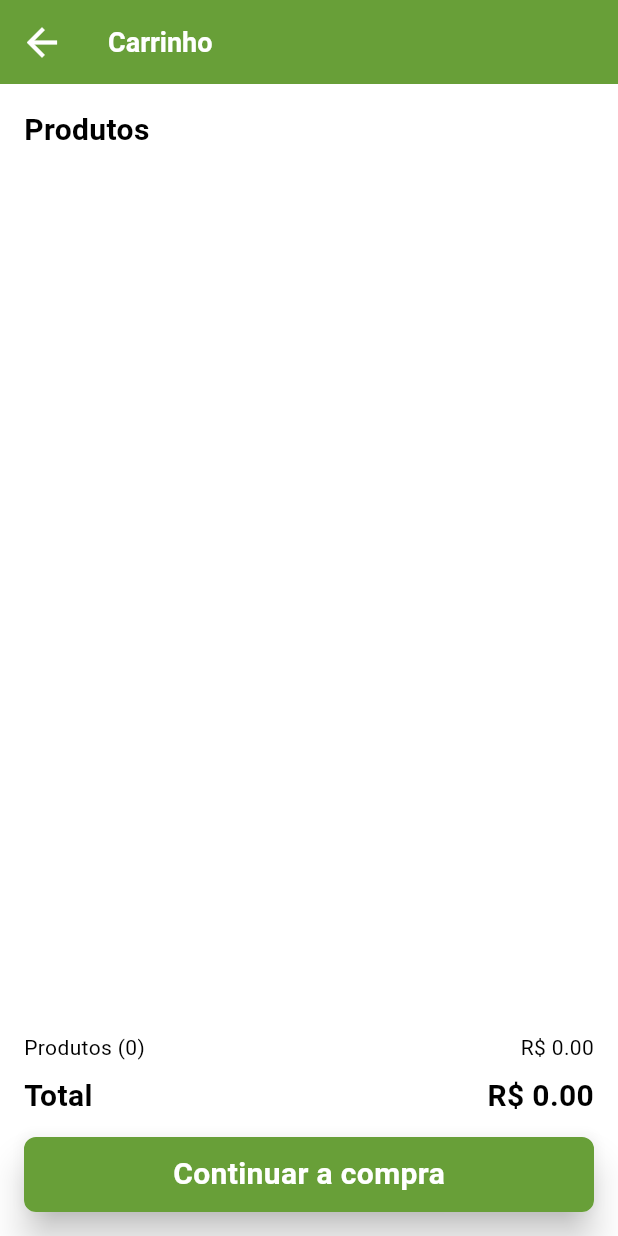
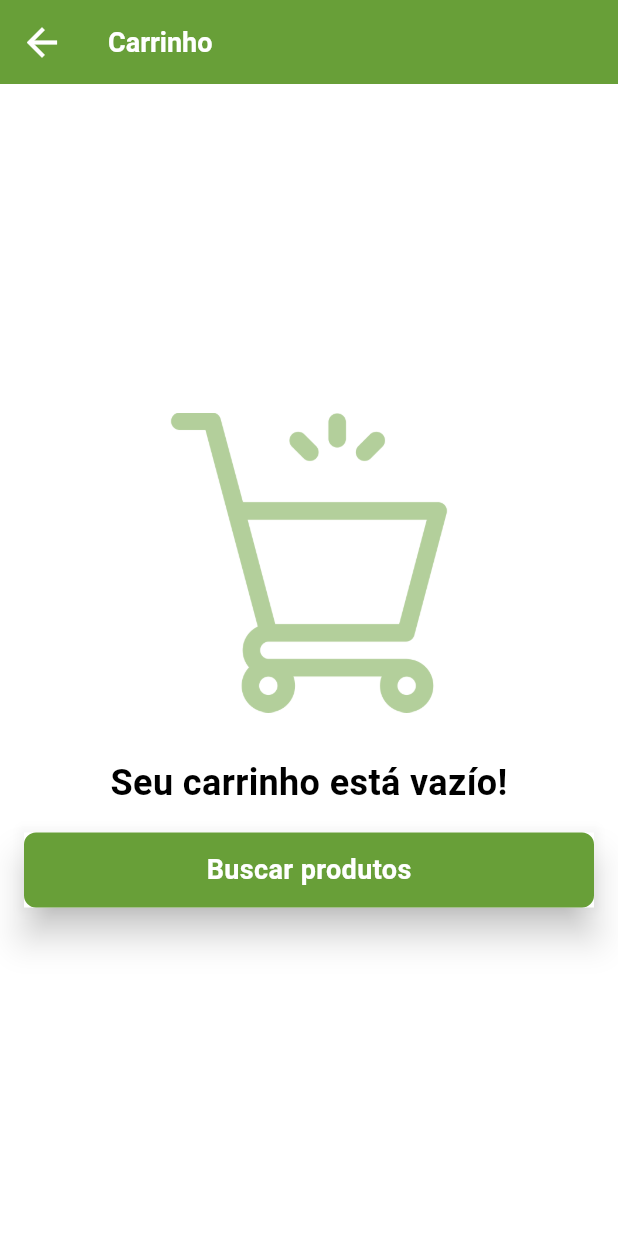
Before and after one commit to sameldevt/fazenda_urbana_mobile, a Flutter app: the CartScreen screen opened by its route, on a phone screen of 412 x 824 dp. Run offline on Flutter 3.47's test engine with Material 3 defaults, Android fonts, the light colour scheme and no system bars; our stand-ins replace carousel_slider, shared_preferences; accounts and stored records are empty; network calls fail.

Commit message:
feat: tela carrinho vazio

```diff
--- a/lib/common/constants.dart
+++ b/lib/common/constants.dart
@@ -1,3 +1,3 @@
 const double appPadding = 16.0;
-//const String baseApiUrl = "http://18.191.183.78:8080/verdeviva";
-const String baseApiUrl = "http://10.0.2.2:5085/verdeviva";
+const String baseApiUrl = "http://18.191.183.78:8080/verdeviva";
+//const String baseApiUrl = "http://10.0.2.2:5085/verdeviva";
--- a/lib/screens/access/login_screen.dart
+++ b/lib/screens/access/login_screen.dart
@@ -161,9 +161,9 @@ class _LoginFormState extends State<_LoginForm> {
               onTap: () {
                 if (_formKey.currentState!.validate()) {
                   _formKey.currentState!.save();
-                  var loginDto = new LoginDto(email: _email!, password: _password!);
+                  //var loginDto = new LoginDto(email: _email!, password: _password!);
 
-                  _loginService.login(loginDto).then((result) {
+                  _loginService.login(_email!, _password!).then((result) {
                     Navigator.pushReplacementNamed(context, 'home');
                   }).catchError((error) {
                     print("Erro ao fazer login: $error");
--- a/lib/screens/market/cart_screen.dart
+++ b/lib/screens/market/cart_screen.dart
@@ -2,8 +2,6 @@ import 'package:flutter/material.dart';
 import 'package:verdeviva/common/buttons.dart';
 import 'package:verdeviva/common/constants.dart';
 import 'package:verdeviva/model/product.dart';
-import 'package:verdeviva/screens/market/product_info_screen.dart';
-import 'package:verdeviva/screens/market/widgets/product_card.dart';
 import 'package:verdeviva/service/cart_service.dart';
 
 class CartScreen extends StatefulWidget {
@@ -48,14 +46,18 @@ class _CartScreenState extends State<CartScreen> {
         ),
         iconTheme: const IconThemeData(color: Colors.white, size: 30),
       ),
-      body: Padding(
+      body: _products.isEmpty ? const _EmptyCartWidget() : Padding(
         padding: const EdgeInsets.all(appPadding),
         child: Column(
           mainAxisAlignment: MainAxisAlignment.spaceBetween,
           children: [
             const _Header(),
-            _CartItemsSection(products: _products,),
-            _ContinuePurchaseSection(products: _products,),
+            _CartItemsSection(
+              products: _products,
+            ),
+            _ContinuePurchaseSection(
+              products: _products,
+            ),
           ],
         ),
       ),
@@ -113,8 +115,8 @@ class _CartItemsSectionState extends State<_CartItemsSection> {
               itemBuilder: (context, index) {
                 final product = widget.products[index];
                 return _CartItemCard(
-                    product: product,
-                    onDelete: _removeProduct,
+                  product: product,
+                  onDelete: _removeProduct,
                 );
               },
               separatorBuilder: (context, index) => const Divider(
@@ -160,7 +162,7 @@ class _CartItemCardState extends State<_CartItemCard> {
   ];
   int _selectedQuantity = 0;
 
-  void updateItemPrice(ProductToCart product, int selectedQuantity){
+  void updateItemPrice(ProductToCart product, int selectedQuantity) {
     product.totalPrice = selectedQuantity > 5
         ? product.basePrice * (selectedQuantity / 1000)
         : product.basePrice * selectedQuantity;
@@ -227,9 +229,9 @@ class _CartItemCardState extends State<_CartItemCard> {
                           _quantities.map<DropdownMenuItem<int>>((int value) {
                         return DropdownMenuItem<int>(
                           value: value,
-                          child: Text( '${value.toString()} ${value < 100
-                              ? 'kg'
-                              : 'g'}',),
+                          child: Text(
+                            '${value.toString()} ${value < 100 ? 'kg' : 'g'}',
+                          ),
                         );
                       }).toList(),
                       underline: Container(
@@ -273,6 +275,7 @@ class _CartItemCardState extends State<_CartItemCard> {
 
 class _ContinuePurchaseSection extends StatefulWidget {
   final List<ProductToCart> products;
+
   const _ContinuePurchaseSection({required this.products});
 
   @override
@@ -281,8 +284,9 @@ class _ContinuePurchaseSection extends StatefulWidget {
 }
 
 class _ContinuePurchaseSectionState extends State<_ContinuePurchaseSection> {
-  String calculateTotalPrice(){
-    double total = widget.products.fold(0.0, (total, product) => total + product.totalPrice);
+  String calculateTotalPrice() {
+    double total = widget.products
+        .fold(0.0, (total, product) => total + product.totalPrice);
 
     return total.toStringAsFixed(2);
   }
@@ -300,13 +304,13 @@ class _ContinuePurchaseSectionState extends State<_ContinuePurchaseSection> {
             children: [
               Text(
                 'Produtos (${widget.products.length})',
-                style: TextStyle(
+                style: const TextStyle(
                   fontSize: 14,
                 ),
               ),
               Text(
                 'R\$ ${calculateTotalPrice()}',
-                style: TextStyle(
+                style: const TextStyle(
                   fontSize: 14,
                 ),
               ),
@@ -315,7 +319,7 @@ class _ContinuePurchaseSectionState extends State<_ContinuePurchaseSection> {
           Row(
             mainAxisAlignment: MainAxisAlignment.spaceBetween,
             children: [
-              Text(
+              const Text(
                 'Total',
                 style: TextStyle(
                   fontSize: 20,
@@ -324,14 +328,14 @@ class _ContinuePurchaseSectionState extends State<_ContinuePurchaseSection> {
               ),
               Text(
                 'R\$ ${calculateTotalPrice()}',
-                style: TextStyle(
+                style: const TextStyle(
                   fontSize: 20,
                   fontWeight: FontWeight.bold,
                 ),
               ),
             ],
           ),
-          Padding(
+          const Padding(
             padding: EdgeInsets.only(top: 4.0),
             child: Center(
               child: NavigationPrimaryButton(
@@ -346,3 +350,41 @@ class _ContinuePurchaseSectionState extends State<_ContinuePurchaseSection> {
     );
   }
 }
+
+class _EmptyCartWidget extends StatelessWidget {
+  const _EmptyCartWidget({super.key});
+
+  @override
+  Widget build(BuildContext context) {
+    final theme = Theme.of(context);
+    final cartIconColor = theme.colorScheme.primary.withOpacity(0.5);
+
+    return Padding(
+      padding: const EdgeInsets.all(appPadding),
+      child: Center(
+        child: Column(
+          mainAxisAlignment: MainAxisAlignment.spaceBetween,
+          children: [
+            const SizedBox(height: 200,),
+            Container(
+              child: Column(
+                children: [
+                  Image.asset('assets/empty-cart.png', height: 200, width: 200,color: cartIconColor,),
+                  const SizedBox(height: 30,),
+                  const Text("Seu carrinho está vazío!", style: TextStyle(fontSize: 24, fontWeight: FontWeight.bold),),
+                ],
+              ),
+            ),
+            const SizedBox(height: 10,),
+            InkWell(
+                onTap: () {
+                  Navigator.pushReplacementNamed(context, 'home');
+                },
+                child: const ActionPrimaryButton(buttonText: "Buscar produtos", buttonTextSize: 18)),
+            const SizedBox(height: 200,),
+          ],
+        ),
+      ),
+    );
+  }
+}
--- a/lib/service/product_service.dart
+++ b/lib/service/product_service.dart
@@ -8,7 +8,7 @@ class ProductService{
   final String contextUrl = "produtos";
 
   Future<List<Product>> getAll() async {
-    final response = await http.get(Uri.parse('$baseApiUrl/$contextUrl/buscar-todos'));
+    final response = await http.get(Uri.parse('$baseApiUrl/$contextUrl/listar-todos'));
     List<dynamic> responseBody = jsonDecode(response.body);
     return responseBody.map((product) => Product.fromJson(product)).toList();
   }
--- a/pubspec.yaml
+++ b/pubspec.yaml
@@ -70,6 +70,7 @@ flutter:
     - assets/vegetais.png
     - assets/codigo-barras.png
     - assets/logo-fazenda.png
+    - assets/empty-cart.png
   #   - images/a_dot_burr.jpeg
   #   - images/a_dot_ham.jpeg
 
```
Also changed, not shown: lib/service/access_service.dart (+67 -17 lines), assets/empty-cart.png (added), pubspec.lock.
